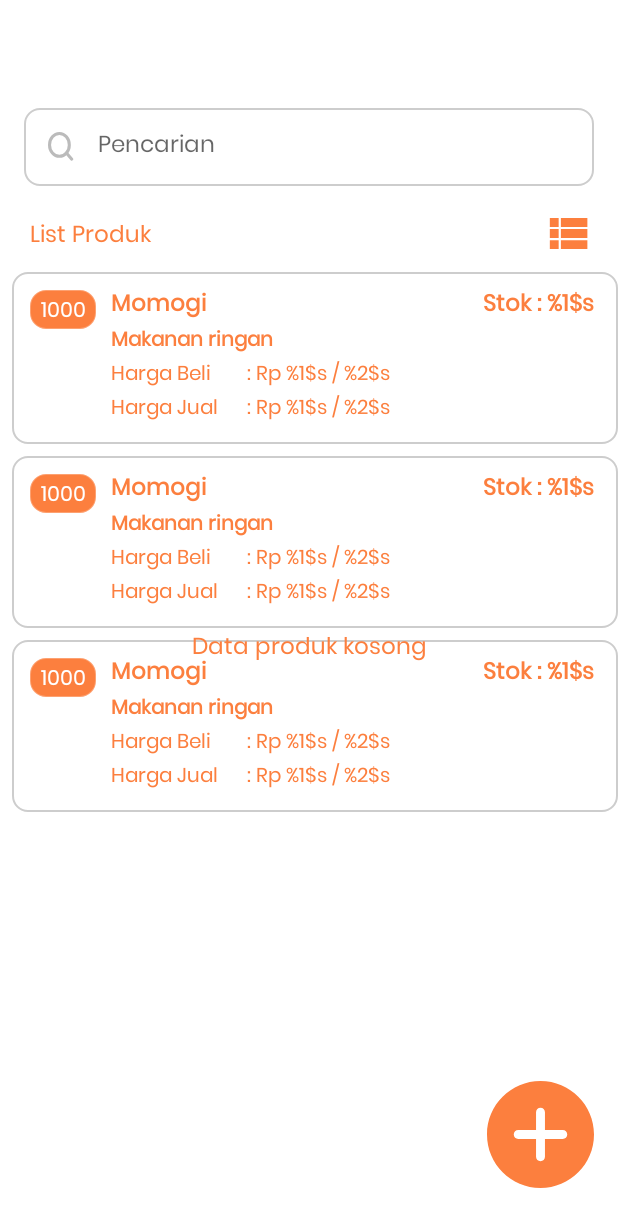
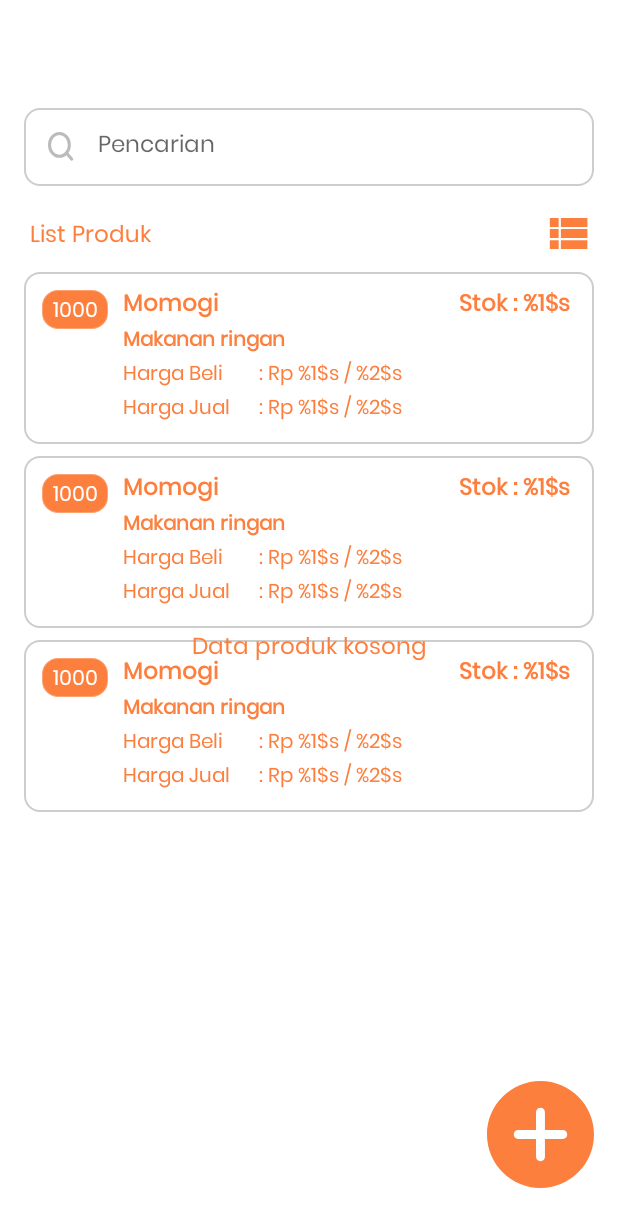
Before and after one commit to naufalmng/catok, an Android app: the layout fragment_data_produk.xml on its own in the app's theme, with its tools: preview values and no code run, on a phone screen of 412 x 824 dp. Shown: the top 1227 px of the screen. Run offline under Robolectric (Android 15) with nearby library versions, the phone set to English and light mode, and no system bars.

Commit message:
tambah produk,cari produk,layout preference,reusable header,swipe refresh layout

```diff
--- a/app/src/main/res/layout/fragment_data_produk.xml
+++ b/app/src/main/res/layout/fragment_data_produk.xml
@@ -26,6 +26,8 @@
         android:layout_width="0dp"
         android:layout_height="wrap_content"
         android:orientation="vertical"
+        android:layout_marginEnd="16dp"
+        android:layout_marginStart="8dp"
         app:layout_constraintStart_toStartOf="parent"
         app:layout_constraintEnd_toEndOf="parent"
         app:layout_constraintTop_toBottomOf="@id/llHeader">
```
